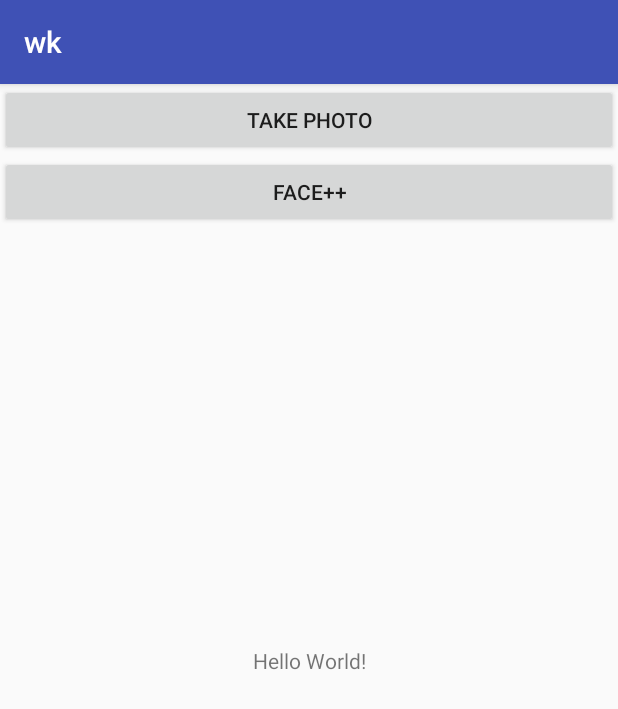
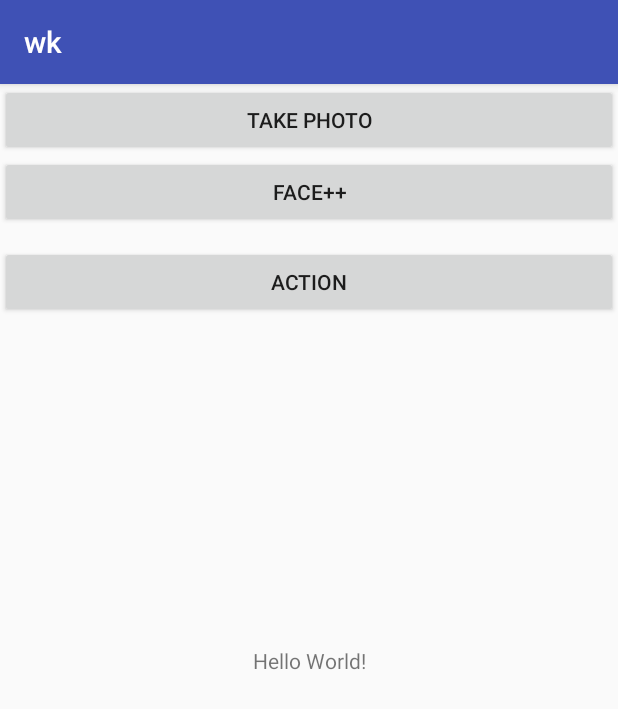
Before and after one commit to EdgarNg1024/wk, an Android app: the screen it shows after launch (MainActivity), on a phone screen of 412 x 824 dp. Shown: the top 709 px of the screen. Run offline under Robolectric (Android 15) with nearby library versions, the phone set to English and light mode, and no system bars; our stand-ins replace ButterKnife; libraries missing offline, so code that uses them is left out: com.lzy.okgo, com.ubtrobot.mini; pictures from the network do not load; 2 statements that could not run were skipped.

Commit message:
引入悟空sdk进行动作控制

```diff
--- a/app/build.gradle
+++ b/app/build.gradle
@@ -19,13 +19,12 @@ android {
 }
 
 dependencies {
-    implementation fileTree(dir: 'libs', include: ['*.jar'])
+    implementation fileTree(include: ['*.jar'], dir: 'libs')
     implementation 'com.android.support:appcompat-v7:26.1.0'
     implementation 'com.android.support.constraint:constraint-layout:1.1.2'
     testImplementation 'junit:junit:4.12'
     androidTestImplementation 'com.android.support.test:runner:1.0.2'
     androidTestImplementation 'com.android.support.test.espresso:espresso-core:3.0.2'
-
     //okgo
     compile 'com.lzy.net:okgo:3.0.4'
     //butterknife
@@ -36,4 +35,7 @@ dependencies {
     //rxjava
     compile 'io.reactivex.rxjava2:rxandroid:2.0.2'
     compile 'io.reactivex.rxjava2:rxjava:2.1.12'
+    implementation files('lib/open-sdk-1.1.0-20180705.jar')
+    //protobuf
+    implementation 'com.google.protobuf:protobuf-java:3.4.0'
 }
--- a/app/src/main/AndroidManifest.xml
+++ b/app/src/main/AndroidManifest.xml
@@ -2,6 +2,7 @@
 <manifest xmlns:android="http://schemas.android.com/apk/res/android"
     package="edgar.wk">
 
+    <uses-permission android:name="com.ubtrobot.master.permission.MASTER" />
     <uses-permission android:name="android.permission.WRITE_EXTERNAL_STORAGE" />
     <uses-permission android:name="android.permission.CAMERA" />
 
@@ -10,6 +11,7 @@
 
     <application
         android:allowBackup="true"
+        android:name=".WKApp"
         android:icon="@mipmap/ic_launcher"
         android:label="@string/app_name"
         android:roundIcon="@mipmap/ic_launcher_round"
--- a/app/src/main/java/edgar/wk/MainActivity.java
+++ b/app/src/main/java/edgar/wk/MainActivity.java
@@ -15,6 +15,9 @@ import android.widget.ImageView;
 
 import com.lzy.okgo.OkGo;
 import com.lzy.okgo.model.Response;
+import com.ubtrobot.mini.action.ActionApi;
+import com.ubtrobot.mini.action.ActionInfo;
+import com.ubtrobot.mini.motor.MotorApi;
 
 import java.io.File;
 import java.util.ArrayList;
@@ -35,6 +38,7 @@ public class MainActivity extends AppCompatActivity {
     LongSparseArray<FaceDto> resultFace = new LongSparseArray<FaceDto>();
     File file;
     public static int REQUEST_CAMERA = 222;
+    private ActionApi actionApi;
 
     @BindView(R.id.btnFace)
     Button btn;
@@ -58,9 +62,11 @@ public class MainActivity extends AppCompatActivity {
         ButterKnife.bind(this);
         image_urls.add(image_url1);
         image_urls.add(image_url2);
+
+        initRobot();
     }
 
-    @OnClick({R.id.btnFace, R.id.btnTakePhoto})
+    @OnClick({R.id.btnFace, R.id.btnTakePhoto, R.id.btnAction})
     void OnClick(View v) {
         switch (v.getId()) {
             case R.id.btnFace:
@@ -96,9 +102,6 @@ public class MainActivity extends AppCompatActivity {
                                             }
                                         }
 
-//                                        if (hands.get(0).getGesture().getHand_open() > 50) {
-//                                            Log.d(TAG, "你打了我一巴掌呢");
-//                                        }
                                     }
                                 }
                             });
@@ -122,6 +125,10 @@ public class MainActivity extends AppCompatActivity {
                 Intent intent = new Intent();
                 intent.setClass(MainActivity.this, CameraActivity.class);
                 startActivityForResult(intent, REQUEST_CAMERA);
+                break;
+            case R.id.btnAction:
+                getActionList(v);
+                MotorApi.moveToAbsoluteAngle();
                 break;
         }
 
@@ -178,6 +185,8 @@ public class MainActivity extends AppCompatActivity {
 //            sendBroadcast(mediaScanIntent);
 
             int i = 0;
+            resultFace.clear();
+
             for (final String picUrl : picData) {
 //            String picUrl = picData.get(0);
                 imgView.postDelayed(new Runnable() {
@@ -200,7 +209,7 @@ public class MainActivity extends AppCompatActivity {
                                             ToastManager.getInstance(MainActivity.this).showText("数据返回来啦");
                                             Long key = Long.parseLong(result.getRequest_id().split(",")[0]);
                                             resultFace.put(key, result);
-                                            if (resultFace.size() > 2) {
+                                            if (resultFace.size() >= 2) {
                                                 ToastManager.getInstance(MainActivity.this).showText("处理完成~");
                                             }
                                         }
@@ -218,4 +227,28 @@ public class MainActivity extends AppCompatActivity {
             }
         }
     }
+
+    /**
+     * 初始化接口类实例
+     */
+    private void initRobot() {
+        actionApi = ActionApi.get();
+    }
+
+    /**
+     * 获取动作列表
+     *
+     * @param view
+     */
+    public void getActionList(View view) {
+        List<ActionInfo> actionList = actionApi.getActionList();
+        for (ActionInfo actionInfo : actionList) {
+            Log.i(TAG, "Action name======" + actionInfo.getName());
+            Log.i(TAG, "Action Id======" + actionInfo.getId());
+            Log.i(TAG, "Action Description======" + actionInfo.getDescription());
+            Log.i(TAG, "Action Duration======" + actionInfo.getDuration());
+        }
+        Log.i(TAG, "getActionList接口调用成功!");
+    }
+
 }
--- /dev/null
+++ b/app/src/main/java/edgar/wk/WKApp.java
@@ -0,0 +1,29 @@
+package edgar.wk;
+
+import com.ubtrobot.mini.RobotApplication;
+
+public class WKApp extends RobotApplication {
+
+    @Override
+    public void onCreate() {
+        super.onCreate();
+    }
+
+    /**
+     * 当前应用与其他正在运行的应用冲突时调用
+     *
+     * @param ubtSkillInfo 正在运行的应用信息
+     */
+    @Override
+    protected void onStartFailed(RobotApplication.UbtSkillInfo ubtSkillInfo) {
+
+    }
+
+    /**
+     * 应用被其他优先级更高应用打断时调用
+     */
+    @Override
+    protected void onInterrupted() {
+
+    }
+}
--- a/app/src/main/res/layout/activity_main.xml
+++ b/app/src/main/res/layout/activity_main.xml
@@ -26,6 +26,17 @@
         app:layout_constraintStart_toStartOf="parent"
         app:layout_constraintTop_toBottomOf="@+id/btnTakePhoto" />
 
+    <Button
+        android:id="@+id/btnAction"
+        android:layout_width="0dp"
+        android:layout_height="wrap_content"
+        android:layout_marginTop="60dp"
+        android:text="Action"
+        app:layout_constraintEnd_toEndOf="parent"
+        app:layout_constraintHorizontal_bias="0.0"
+        app:layout_constraintStart_toStartOf="parent"
+        app:layout_constraintTop_toBottomOf="@+id/btnTakePhoto" />
+
     <ImageView
         android:id="@+id/imageView"
         android:layout_width="200dp"
```
Also changed, not shown: 1 other file.
